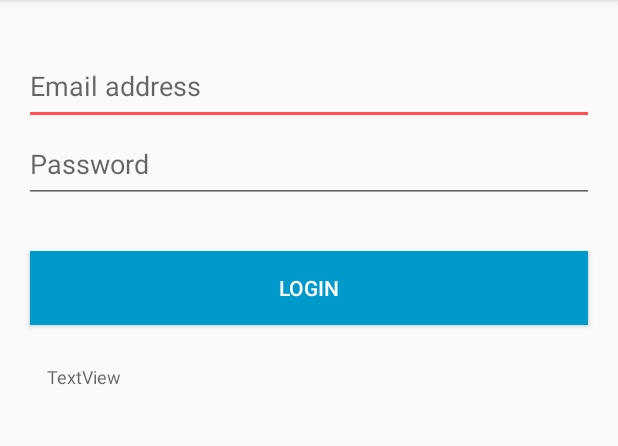
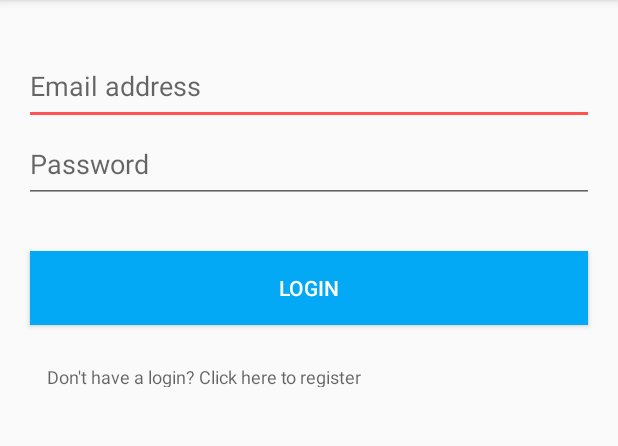
Before and after one commit to NikkiConstancon/Loop, an Android app: the screen it shows after launch (Login), on a phone screen of 412 x 824 dp, the part 84-530 px from its top. Run offline under Robolectric (Android 15) with nearby library versions, the light colour scheme and no system bars.

Commit message:
Fixed some problems with IDs and the main code, as well some more color changes to login

```diff
--- a/Application/ReVA/app/src/main/res/layout/activity_login.xml
+++ b/Application/ReVA/app/src/main/res/layout/activity_login.xml
@@ -11,7 +11,7 @@
 
 
     <EditText
-        android:id="@+id/input_emailReg"
+        android:id="@+id/input_emailLogin"
         android:layout_width="0dp"
         android:layout_height="52dp"
         android:layout_marginEnd="16dp"
@@ -32,7 +32,7 @@
         app:layout_constraintTop_toTopOf="parent" />
 
     <EditText
-        android:id="@+id/input_passwordReg"
+        android:id="@+id/input_passwordLogin"
         android:layout_width="0dp"
         android:layout_height="52dp"
         android:ems="10"
@@ -43,7 +43,7 @@
 
         android:layout_marginEnd="16dp"
         android:layout_marginStart="16dp"
-        app:layout_constraintTop_toBottomOf="@+id/input_emailReg"
+        app:layout_constraintTop_toBottomOf="@+id/input_emailLogin"
 
         app:layout_constraintRight_toRightOf="parent"
         android:layout_marginLeft="16dp"
@@ -58,11 +58,11 @@
         android:layout_height="49dp"
 
         android:layout_marginTop="32dp"
-        android:background="@android:color/holo_blue_dark"
+        android:background="@color/colorPrimary"
         android:text="LOGIN"
         android:layout_marginLeft="20dp"
         app:layout_constraintLeft_toLeftOf="parent"
-        app:layout_constraintTop_toBottomOf="@+id/input_passwordReg"
+        app:layout_constraintTop_toBottomOf="@+id/input_passwordLogin"
 
         android:layout_marginRight="20dp"
         app:layout_constraintRight_toRightOf="parent"
@@ -73,7 +73,7 @@
         android:id="@+id/txtview_register"
         android:layout_width="395dp"
         android:layout_height="15dp"
-        android:text="@string/textview"
+        android:text="Don't have a login? Click here to register"
         android:textAppearance="@style/TextAppearance.AppCompat.Caption"
         tools:text="Don't have a login? Click here to register"
         tools:layout_constraintTop_creator="1"
```
